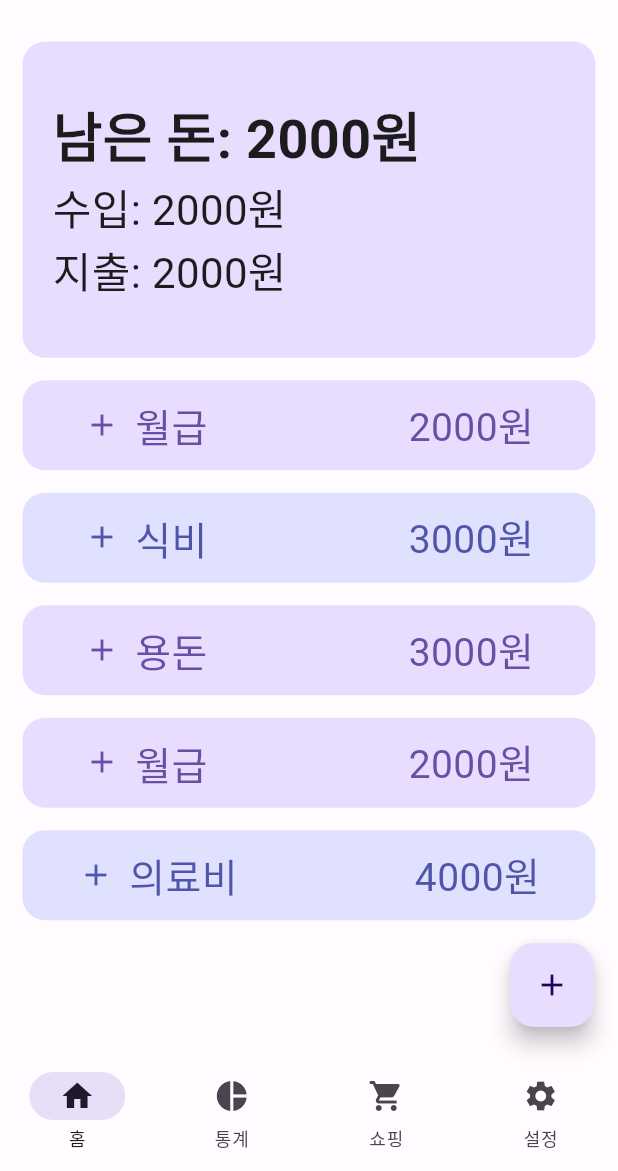
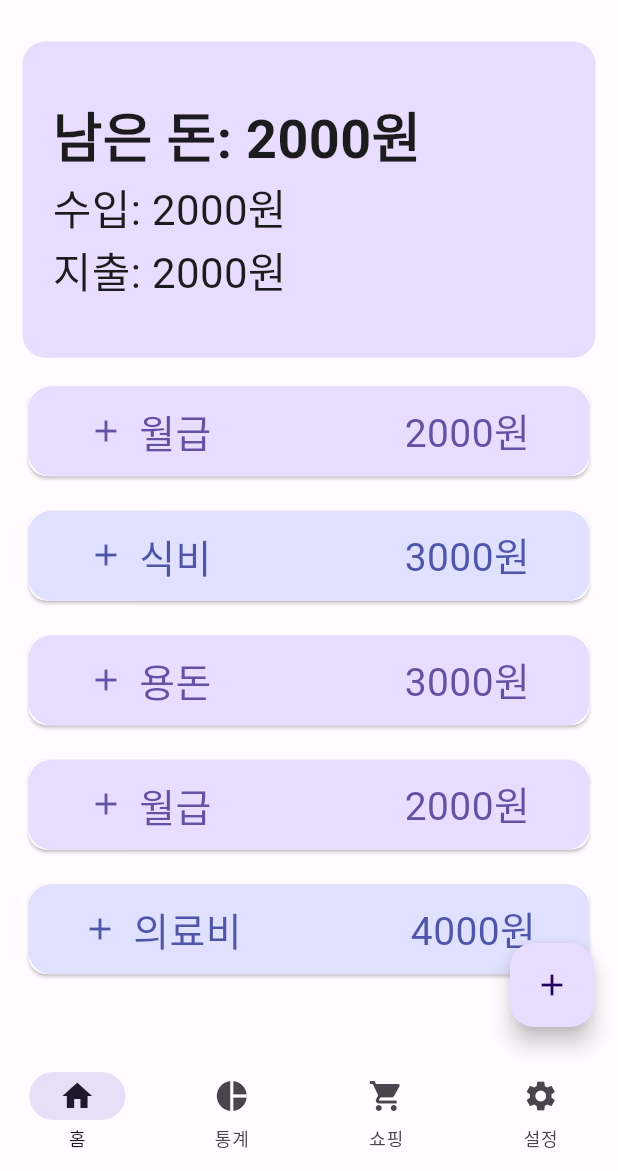
Before and after one commit to tmdeh/pocket-money-management, a Flutter app: the screen it shows after launch, on a phone screen of 412 x 824 dp, the part 65-1236 px from its top. Run offline on Flutter 3.47's test engine with Material 2 defaults, Android fonts, the phone set to English and light mode, and no system bars; our stand-ins replace animated_splash_screen, get_it.

Commit message:
Update record_item.dart

```diff
--- a/lib/component/home/record_item.dart
+++ b/lib/component/home/record_item.dart
@@ -50,7 +50,8 @@ class _TileState extends State<RecordItem> {
 
   @override
   Widget build(BuildContext context) {
-    return GestureDetector(
+    return Card(
+      child: GestureDetector(
         onTap: _onTap,
         child: AnimatedContainer(
           height: _isExtended ? _extendedHeight : 60.0,
@@ -59,8 +60,14 @@ class _TileState extends State<RecordItem> {
           onEnd: _onAnimationEnd,
           decoration: BoxDecoration(
             color: widget.type == RecordType.income ?
-            Theme.of(context).colorScheme.primaryContainer :
-            Theme.of(context).colorScheme.tertiaryContainer,
+            Theme
+                .of(context)
+                .colorScheme
+                .primaryContainer :
+            Theme
+                .of(context)
+                .colorScheme
+                .tertiaryContainer,
             borderRadius: BorderRadius.circular(15),
           ),
           child: Padding(
@@ -81,6 +88,7 @@ class _TileState extends State<RecordItem> {
                   type: widget.type,
                 ),
               ],
+            ),
           ),
         ),
       ),
```
Lines whose indentation alone changed are shown as unchanged.
